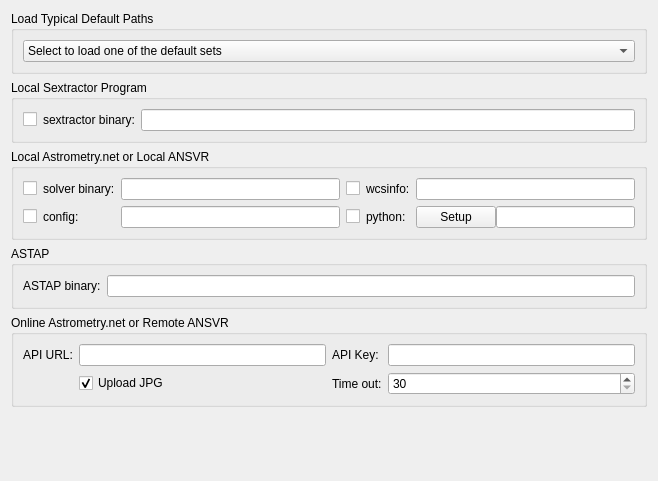
Old version of the form kstars-astropi/kstars/ekos/align/opsprograms.ui in the repository Andre87osx/AstroPi-system.
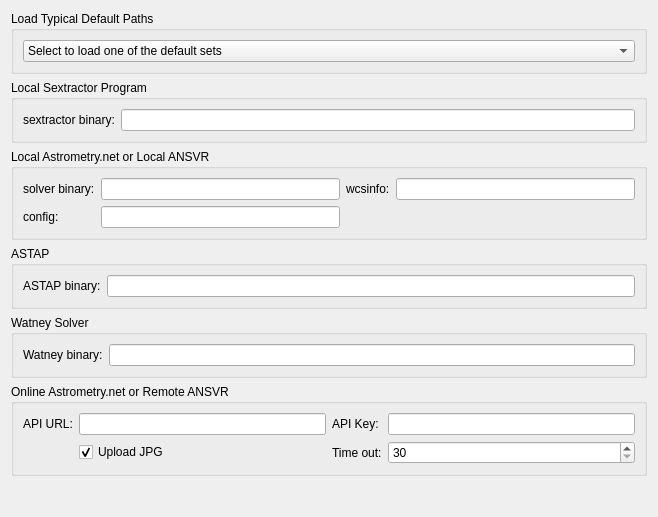
New version of the form.

What changed in the file:
```diff
--- a/kstars-astropi/kstars/ekos/align/opsprograms.ui
+++ b/kstars-astropi/kstars/ekos/align/opsprograms.ui
@@ -7,7 +7,7 @@
     <x>0</x>
     <y>0</y>
     <width>658</width>
-    <height>481</height>
+    <height>517</height>
    </rect>
   </property>
   <layout class="QVBoxLayout" name="verticalLayout">
@@ -69,23 +69,13 @@
      </property>
      <layout class="QGridLayout" name="gridLayout_2">
       <item row="0" column="0">
-       <widget class="QCheckBox" name="kcfg_SextractorIsInternal">
-        <property name="toolTip">
-         <string>Sextractor binary file is internal to the application bundle</string>
-        </property>
-        <property name="text">
-         <string/>
-        </property>
-       </widget>
-      </item>
-      <item row="0" column="1">
        <widget class="QLabel" name="label_19">
         <property name="text">
          <string>sextractor binary:</string>
         </property>
        </widget>
       </item>
-      <item row="0" column="2">
+      <item row="0" column="1">
        <widget class="QLineEdit" name="kcfg_SextractorBinary">
         <property name="toolTip">
          <string>Path to Sextractor binary file</string>
@@ -104,57 +94,7 @@
       <string>Local Astrometry.net or Local ANSVR</string>
      </property>
      <layout class="QGridLayout" name="gridLayout_3">
-      <item row="1" column="5">
-       <widget class="QLabel" name="pythonLabel">
-        <property name="text">
-         <string>python:</string>
-        </property>
-       </widget>
-      </item>
-      <item row="0" column="3">
-       <widget class="QLineEdit" name="kcfg_AstrometrySolverBinary">
-        <property name="toolTip">
-         <string>Astrometry.net solve-field binary</string>
-        </property>
-        <property name="text">
-         <string/>
-        </property>
-       </widget>
-      </item>
-      <item row="1" column="6">
-       <layout class="QHBoxLayout" name="horizontalLayout">
-        <property name="spacing">
-         <number>0</number>
-        </property>
-        <property name="leftMargin">
-         <number>0</number>
-        </property>
-        <item>
-         <widget class="QPushButton" name="SetupPython">
-          <property name="sizePolicy">
-           <sizepolicy hsizetype="Minimum" vsizetype="Fixed">
-            <horstretch>0</horstretch>
-            <verstretch>0</verstretch>
-           </sizepolicy>
-          </property>
-          <property name="toolTip">
-           <string>Script to setup homebrew python3 and required packages for astrometry.net</string>
-          </property>
-          <property name="text">
-           <string>Setup</string>
-          </property>
-         </widget>
-        </item>
-        <item>
-         <widget class="QLineEdit" name="kcfg_PythonExecPath">
-          <property name="toolTip">
-           <string>Path to Python3 bin folder</string>
-          </property>
-         </widget>
-        </item>
-       </layout>
-      </item>
-      <item row="1" column="3">
+      <item row="1" column="2">
        <widget class="QLineEdit" name="kcfg_AstrometryConfFile">
         <property name="toolTip">
          <string>Astrometry.net configuration file</string>
@@ -164,61 +104,7 @@
         </property>
        </widget>
       </item>
-      <item row="0" column="5">
-       <widget class="QLabel" name="label_16">
-        <property name="text">
-         <string>wcsinfo:</string>
-        </property>
-       </widget>
-      </item>
-      <item row="0" column="0">
-       <widget class="QCheckBox" name="kcfg_AstrometrySolverIsInternal">
-        <property name="toolTip">
-         <string>Astrometry.net solver binary is internal to the application bundle</string>
-        </property>
-        <property name="text">
-         <string/>
-        </property>
-       </widget>
-      </item>
-      <item row="1" column="0">
-       <widget class="QCheckBox" name="kcfg_AstrometryConfFileIsInternal">
-        <property name="toolTip">
-         <string>Astrometry config file is internal to the application bundle</string>
-        </property>
-        <property name="text">
-         <string/>
-        </property>
-       </widget>
-      </item>
-      <item row="1" column="4">
-       <widget class="QCheckBox" name="kcfg_UseDefaultPython">
-        <property name="toolTip">
-         <string>Use the Default python in homebrew</string>
-        </property>
-        <property name="text">
-         <string/>
-        </property>
-       </widget>
-      </item>
       <item row="0" column="4">
-       <widget class="QCheckBox" name="kcfg_AstrometryWCSIsInternal">
-        <property name="toolTip">
-         <string>WCS Info file is internal to the Application Bundle</string>
-        </property>
-        <property name="text">
-         <string/>
-        </property>
-       </widget>
-      </item>
-      <item row="1" column="1">
-       <widget class="QLabel" name="label_14">
-        <property name="text">
-         <string>config:</string>
-        </property>
-       </widget>
-      </item>
-      <item row="0" column="6">
        <widget class="QLineEdit" name="kcfg_AstrometryWCSInfo">
         <property name="toolTip">
          <string>Astrometry.net wcsinfo binary</string>
@@ -228,13 +114,37 @@
         </property>
        </widget>
       </item>
-      <item row="0" column="1">
+      <item row="0" column="3">
+       <widget class="QLabel" name="label_16">
+        <property name="text">
+         <string>wcsinfo:</string>
+        </property>
+       </widget>
+      </item>
+      <item row="0" column="2">
+       <widget class="QLineEdit" name="kcfg_AstrometrySolverBinary">
+        <property name="toolTip">
+         <string>Astrometry.net solve-field binary path</string>
+        </property>
+        <property name="text">
+         <string/>
+        </property>
+       </widget>
+      </item>
+      <item row="0" column="0">
        <widget class="QLabel" name="label_15">
         <property name="text">
          <string>solver binary:</string>
         </property>
        </widget>
       </item>
+      <item row="1" column="0">
+       <widget class="QLabel" name="label_14">
+        <property name="text">
+         <string>config:</string>
+        </property>
+       </widget>
+      </item>
      </layout>
     </widget>
    </item>
@@ -254,7 +164,33 @@
       <item row="0" column="1">
        <widget class="QLineEdit" name="kcfg_ASTAPExecutable">
         <property name="toolTip">
-         <string>Astrometry.net solve-field binary</string>
+         <string>ASTAP Program binary path</string>
+        </property>
+        <property name="text">
+         <string/>
+        </property>
+       </widget>
+      </item>
+     </layout>
+    </widget>
+   </item>
+   <item>
+    <widget class="QGroupBox" name="groupBox_6">
+     <property name="title">
+      <string>Watney Solver</string>
+     </property>
+     <layout class="QGridLayout" name="gridLayout_5">
+      <item row="0" column="0">
+       <widget class="QLabel" name="label_21">
+        <property name="text">
+         <string>Watney binary:</string>
+        </property>
+       </widget>
+      </item>
+      <item row="0" column="1">
+       <widget class="QLineEdit" name="kcfg_WatneyBinary">
+        <property name="toolTip">
+         <string>Watney Program binary path</string>
         </property>
         <property name="text">
          <string/>
```
Left out of the diff: 5 changed lines with no effect on the pictures.
